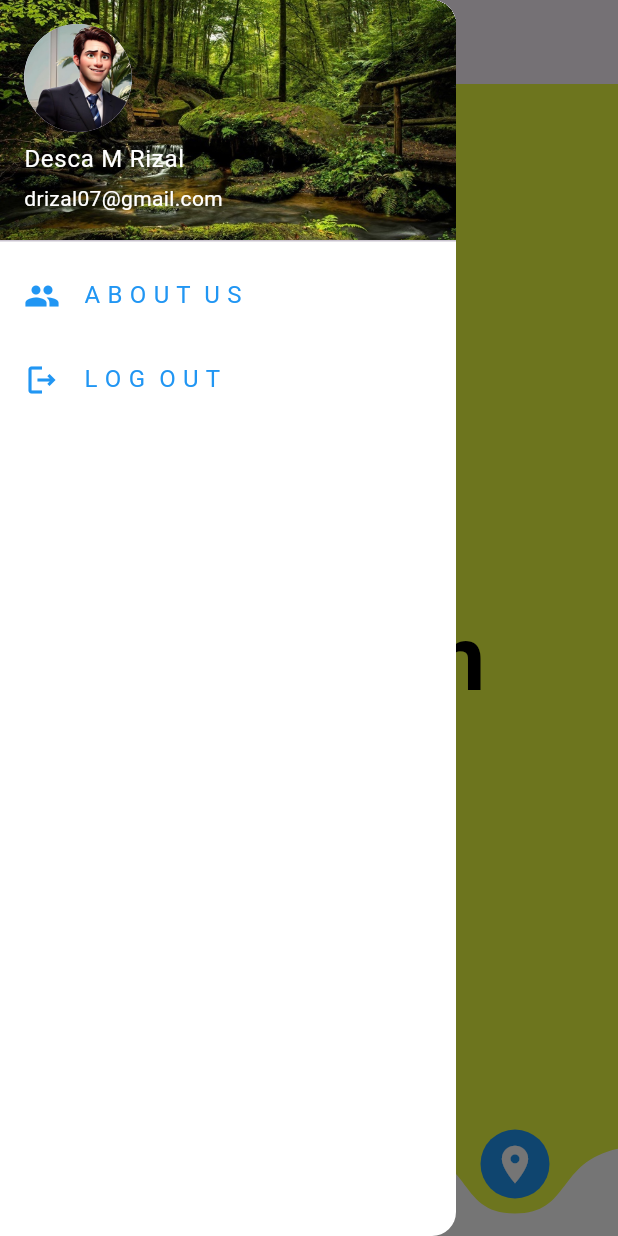
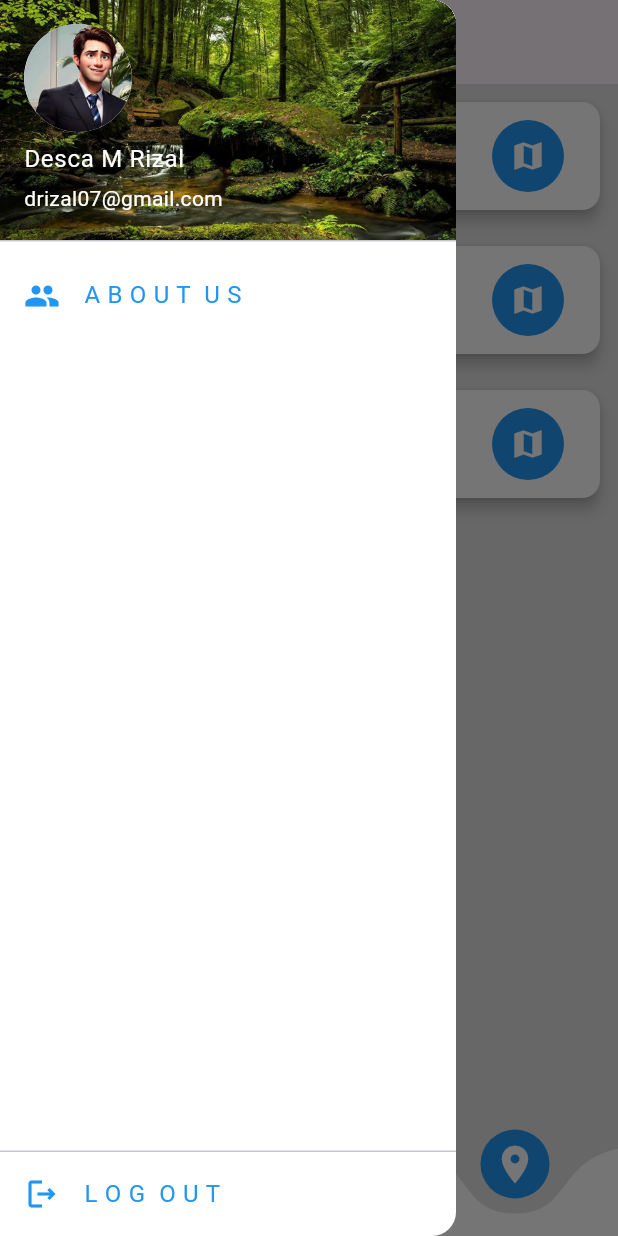
Before and after one commit to DescaMr/tubesmobile-project-baru, a Flutter app: the CurveBar screen opened directly, item 3 of the bottom bar chosen, with the side drawer open, on a phone screen of 412 x 824 dp. Run offline on Flutter 3.47's test engine with Material 3 defaults, Android fonts, the phone set to English and light mode, and no system bars; drawn by our look-alikes of curved_navigation_bar; our stand-ins replace animated_splash_screen.

Commit message:
finish (v1.0)

```diff
--- a/lib/components/drawer.dart
+++ b/lib/components/drawer.dart
@@ -2,12 +2,15 @@ import 'package:bottomnavbar/pages/login_page.dart';
 import 'package:flutter/material.dart';
 
 class MyDrawer extends StatelessWidget {
-  const MyDrawer({super.key});
+  const MyDrawer({Key? key});
 
   @override
   Widget build(BuildContext context) {
     return Drawer(
       backgroundColor: Colors.white,
+      child: Column(
+        children: [
+          Expanded(
             child: ListView(
               padding: EdgeInsets.zero,
               children: [
@@ -15,12 +18,12 @@ class MyDrawer extends StatelessWidget {
                   accountName: const Text(
                     "Desca M Rizal",
                     style: TextStyle(
-              color: Colors.white),
+                      color: Colors.white,
                     ),
-            accountEmail: const Text("drizal07@gmail.com",
-            style: TextStyle(
-              color: Colors.white
                   ),
+                  accountEmail: const Text(
+                    "drizal07@gmail.com",
+                    style: TextStyle(color: Colors.white),
                   ),
                   currentAccountPicture: CircleAvatar(
                     child: ClipOval(
@@ -29,30 +32,47 @@ class MyDrawer extends StatelessWidget {
                   ),
                   decoration: BoxDecoration(
                     color: Colors.blue,
-              image: DecorationImage(image: AssetImage('images/back.jpg'), fit: BoxFit.cover
+                    image: DecorationImage(
+                      image: AssetImage('images/back.jpg'),
+                      fit: BoxFit.cover,
                     ),
                   ),
                 ),
 
-          // list tile
+                // List tile
                 ListTile(
-            leading: const Icon(Icons.people, color: Colors.blue,),
-            title: const Text('A B O U T  U S', style: TextStyle(color: Colors.blue)),
+                  leading: const Icon(
+                    Icons.people,
+                    color: Colors.blue,
+                  ),
+                  title: const Text('A B O U T  U S',
+                      style: TextStyle(color: Colors.blue)),
                   onTap: () {
                     Navigator.pop(context);
                   },
                 ),
+              ],
+            ),
+          ),
+
+          // Divider or any other widgets you may want between the list items and Log Out
+          Divider(height: 1),
+
+          // Log Out tile
           ListTile(
-            leading: const Icon(Icons.logout_outlined, color: Colors.blue,),
-            title: const Text('L O G  O U T', style: TextStyle(color: Colors.blue)),
+            leading: const Icon(
+              Icons.logout_outlined,
+              color: Colors.blue,
+            ),
+            title: const Text('L O G  O U T',
+                style: TextStyle(color: Colors.blue)),
             onTap: () {
               Navigator.push(
-          context,MaterialPageRoute(builder: (context) => LoginPage()),
+                context,
+                MaterialPageRoute(builder: (context) => LoginPage()),
               );
             },
           ),
-
-
         ],
       ),
     );
--- a/lib/pages/dummy.data.dart
+++ b/lib/pages/dummy.data.dart
@@ -7,6 +7,8 @@ class Beach {
   String openTime;
   String pay;
   String imageAsset;
+  // final double latitude;
+  // final double longitude;
 
   Beach({
     required this.name,
@@ -17,6 +19,8 @@ class Beach {
     required this.openTime,
     required this.pay,
     required this.imageAsset,
+    // required this.latitude,
+    // required this.longitude,
   });
 }
 
@@ -24,30 +28,43 @@ var BeachList = [
   Beach(
       name: 'Karang Potong Beach',
       Location: 'Cianjur',
-   description: 'Wisata Karang Potong Cianjur terletak di Kampung Sedekan, Desa Saganten, Kecamatan Sindangbarang, Kabupaten Cianjur, Jawa Barat. Jam operasionalnya mulai pukul 08:00 hingga 21:00 WIB Keindahan Karang Potong Cianjur ini terletak pada bangunan-bangunan berwarna terang, yaitu perpaduan putih dan biru dengan design layaknya istana fantasi. Tidak cukup sampai di situ, perpaduan warna pelangi akan Anda temukan di sini. Dalam bangunannya, disisipi oleh rumput-rumput hijau segar dan pohon kelapa khas pantai. Wisata Ocean View memiliki fasilitas untuk anak-anak hingga dewasa. Anak-anak akan menikmati berbagai perosotan, sepeda mini yang lucu, ayunan, bermain pasir, dan lainnya.',
+      description:
+          'Wisata Karang Potong Cianjur terletak di Kampung Sedekan, Desa Saganten, Kecamatan Sindangbarang, Kabupaten Cianjur, Jawa Barat. Jam operasionalnya mulai pukul 08:00 hingga 21:00 WIB Keindahan Karang Potong Cianjur ini terletak pada bangunan-bangunan berwarna terang, yaitu perpaduan putih dan biru dengan design layaknya istana fantasi. Tidak cukup sampai di situ, perpaduan warna pelangi akan Anda temukan di sini. Dalam bangunannya, disisipi oleh rumput-rumput hijau segar dan pohon kelapa khas pantai. Wisata Ocean View memiliki fasilitas untuk anak-anak hingga dewasa. Anak-anak akan menikmati berbagai perosotan, sepeda mini yang lucu, ayunan, bermain pasir, dan lainnya.',
       rating: '4.9',
       openDay: 'Setiap Hari',
       openTime: '08.00 - 21.00 WIB',
       pay: '15.000,-',
+      // latitude: -7.469144739880788,
+      // longitude: 107.16795696353375,
       imageAsset: 'images/city1.jpg'),
-
   Beach(
       name: 'Jayanti Beach',
       Location: 'Cianjur',
-   description: 'Merupakan tempat objek wisata sekaligus pelabuhan tradisional.Di Pantai ini kita bisa menyewa perahu untuk ketengah laut. Fasilitas penunjang seperti tempat makan, saung - saung untuk berteduh dan bisa menginap di penginapan - penginapan dengan harga terjangkau. Harga masuk pelabuhan Jayanti untuk roda dua berkisar 5.000,- Sedangkan untuk roda empat 15.000,-',
+      description:
+          'Merupakan tempat objek wisata sekaligus pelabuhan tradisional.Di Pantai ini kita bisa menyewa perahu untuk ketengah laut. Fasilitas penunjang seperti tempat makan, saung - saung untuk berteduh dan bisa menginap di penginapan - penginapan dengan harga terjangkau. Harga masuk pelabuhan Jayanti untuk roda dua berkisar 5.000,- Sedangkan untuk roda empat 15.000,-',
       rating: '4.6',
       openDay: 'Setiap Hari',
       openTime: '09.00 - 22.00 WIB',
       pay: '15.000,-',
+      // latitude: -7.497620258967436,
+      // longitude: 107.38627662032317,
       imageAsset: 'images/city2.jpg'),
-
   Beach(
       name: 'Apra Beach',
       Location: 'Cianjur',
-   description: 'Pantai Apra berlokasi di Kecamatan Sindangbarang, Cianjur Selatan atau lebih tepatnya sekitar 300 meter dari Alun-alun Sindangbarang. Biasanya, pantai ini ramai dikunjungi saat liburan panjang dan lebaran tiba. Dinamakan Pantai Apra, ternyata juga mengandung sejarah yang cukup penting.Pantai Apra Sindangbarang masih dikelola swadaya sehinggaharga tiket masuknyapun tidak mahal. Hanya berkisar dari Rp 2.000 –  Rp 5.000 ',
+      description:
+          'Pantai Apra berlokasi di Kecamatan Sindangbarang, Cianjur Selatan atau lebih tepatnya sekitar 300 meter dari Alun-alun Sindangbarang. Biasanya, pantai ini ramai dikunjungi saat liburan panjang dan lebaran tiba. Dinamakan Pantai Apra, ternyata juga mengandung sejarah yang cukup penting.Pantai Apra Sindangbarang masih dikelola swadaya sehinggaharga tiket masuknyapun tidak mahal. Hanya berkisar dari Rp 2.000 –  Rp 5.000 ',
       rating: '4.7',
       openDay: 'Setiap Hari',
       openTime: '08.00 - 23.00 WIB',
       pay: '5.000,-',
+      // latitude: -7.459444980235753,
+      // longitude: 107.12926461361978,
       imageAsset: 'images/city3.jpg'),
 ];
+
+final List<String> addresses = [
+  '-7.469703605530375, 107.16803395569521',
+  '-7.497620258967436, 107.38627662032317',
+  '-7.459444980235753, 107.12926461361978',
+];
--- a/lib/pages/location_page.dart
+++ b/lib/pages/location_page.dart
@@ -1,20 +1,79 @@
-import'package:flutter/material.dart';
+import 'package:flutter/material.dart';
+import 'package:url_launcher/url_launcher.dart';
+import 'package:bottomnavbar/pages/dummy.data.dart';
 
-class LocationPage extends StatelessWidget{
-  const LocationPage ({super.key});
+class LocationPage extends StatefulWidget {
+  const LocationPage({Key? key}) : super(key: key);
 
   @override
-  Widget build(BuildContext context){
-    return const Scaffold(
-      backgroundColor: Colors.limeAccent,
-      body: Center(
-        child: Text("Location", style: TextStyle(fontWeight:
-        FontWeight.bold,
-        fontSize: 60,
-        color: Colors.black
-        ),
-        ),
+  _LocationPageState createState() => _LocationPageState();
+}
+
+class _LocationPageState extends State<LocationPage> {
+  @override
+  Widget build(BuildContext context) {
+    return Scaffold(
+      backgroundColor: Colors.grey[300],
+      body: ListView.builder(
+        itemCount: addresses.length,
+        itemBuilder: (context, index) {
+          final Beach place = BeachList[index];
+          return Padding(
+            padding: const EdgeInsets.all(8.0),
+            child: Card(
+              elevation: 4,
+              color: Colors.white,
+              child: ListTile(
+                title: Text(
+                  place.name,
+                  style: TextStyle(fontWeight: FontWeight.bold),
+                ),
+                subtitle: buildSubtitle(addresses[index]),
+                trailing: Container(
+                  decoration: BoxDecoration(
+                    color: Colors.blue,
+                    shape: BoxShape.circle,
+                  ),
+                  child: IconButton(
+                    icon: Icon(Icons.map, color: Colors.white),
+                    onPressed: () {
+                      _openGoogleMaps(addresses[index]);
+                    },
+                  ),
+                ),
+              ),
+            ),
+          );
+        },
       ),
     );
   }
+
+  Widget buildSubtitle(String address) {
+    // Use regular expressions to check if the address contains coordinates
+    bool hasCoordinates = RegExp(
+            r'^[-+]?([1-8]?\d(\.\d+)?|90(\.0+)?)([,;])\s*[-+]?(180(\.0+)?|((1[0-7]\d)|(\d{1,2}))(\.\d+)?)$')
+        .hasMatch(address);
+
+    // If the address contains coordinates, return an empty container
+    if (hasCoordinates) {
+      return Container();
+    } else {
+      // Otherwise, return the regular subtitle
+      return Text(address);
+    }
+  }
+
+  void _openGoogleMaps(String address) async {
+    String formattedAddress = address.replaceAll(' ', '+');
+
+    String googleMapsUrl =
+        'https://www.google.com/maps/search/?api=1&query=$formattedAddress';
+
+    if (await canLaunch(googleMapsUrl)) {
+      await launch(googleMapsUrl);
+    } else {
+      throw 'Unable to launch Google Maps';
+    }
+  }
 }
--- a/lib/pages/login_page.dart
+++ b/lib/pages/login_page.dart
@@ -3,7 +3,6 @@ import 'package:bottomnavbar/pages/register_page.dart';
 import 'package:flutter/material.dart';
 
 class LoginPage extends StatelessWidget {
-
   final TextEditingController usernameController = TextEditingController();
   final TextEditingController passwordController = TextEditingController();
 
@@ -21,7 +20,7 @@ class LoginPage extends StatelessWidget {
             TextField(
               controller: usernameController,
               decoration: InputDecoration(
-                labelText: 'Username',
+                labelText: 'Email',
                 labelStyle: TextStyle(color: Colors.black54),
                 border: OutlineInputBorder(
                   borderRadius: BorderRadius.circular(10),
--- a/lib/pages/register_page.dart
+++ b/lib/pages/register_page.dart
@@ -31,9 +31,8 @@ class _RegisterPageState extends State<RegisterPage> {
               decoration: InputDecoration(
                 labelText: 'Email',
                 labelStyle: TextStyle(color: Colors.black54),
-
                 border: OutlineInputBorder(
-                   borderRadius: BorderRadius.circular(10),
+                  borderRadius: BorderRadius.circular(10),
                   borderSide: BorderSide(color: Colors.black54, width: 1),
                 ),
                 focusedBorder: OutlineInputBorder(
@@ -48,9 +47,8 @@ class _RegisterPageState extends State<RegisterPage> {
               decoration: InputDecoration(
                 labelText: 'Password',
                 labelStyle: TextStyle(color: Colors.black54),
-
                 border: OutlineInputBorder(
-                   borderRadius: BorderRadius.circular(10),
+                  borderRadius: BorderRadius.circular(10),
                   borderSide: BorderSide(color: Colors.black54, width: 1),
                 ),
                 focusedBorder: OutlineInputBorder(
@@ -62,13 +60,14 @@ class _RegisterPageState extends State<RegisterPage> {
             ),
             SizedBox(height: 10),
             TextField(
-
               controller: _confirmPasswordController,
               decoration: InputDecoration(
                 labelText: 'Confirm Password',
                 labelStyle: TextStyle(color: Colors.black54),
-
-                border: OutlineInputBorder(),
+                border: OutlineInputBorder(
+                  borderRadius: BorderRadius.circular(10),
+                  borderSide: BorderSide(color: Colors.black54, width: 1),
+                ),
                 focusedBorder: OutlineInputBorder(
                   borderRadius: BorderRadius.circular(10),
                   borderSide: BorderSide(color: Colors.blue, width: 1),
@@ -84,7 +83,10 @@ class _RegisterPageState extends State<RegisterPage> {
                   MaterialPageRoute(builder: (context) => LoginPage()),
                 );
               },
-              child: Text('R E G I S T E R', style: TextStyle(color: Colors.white),),
+              child: Text(
+                'R E G I S T E R',
+                style: TextStyle(color: Colors.white),
+              ),
               style: ElevatedButton.styleFrom(
                 primary: Colors.blue, // Ubah warna tombol
                 padding: EdgeInsets.symmetric(vertical: 16),
--- a/pubspec.yaml
+++ b/pubspec.yaml
@@ -39,6 +39,8 @@ dependencies:
   animated_splash_screen: ^1.3.0
   flutter_slider_drawer: ^2.1.3
   font_awesome_flutter: ^10.6.0
+  url_launcher: ^6.2.1
+  google_maps_flutter: ^2.5.0
 
 dev_dependencies:
   flutter_test:
```
Also changed, not shown: lib/pages/profile_page.dart (+3 -4 lines), pubspec.lock, 5 other files. Lines whose indentation alone changed are shown as unchanged.
